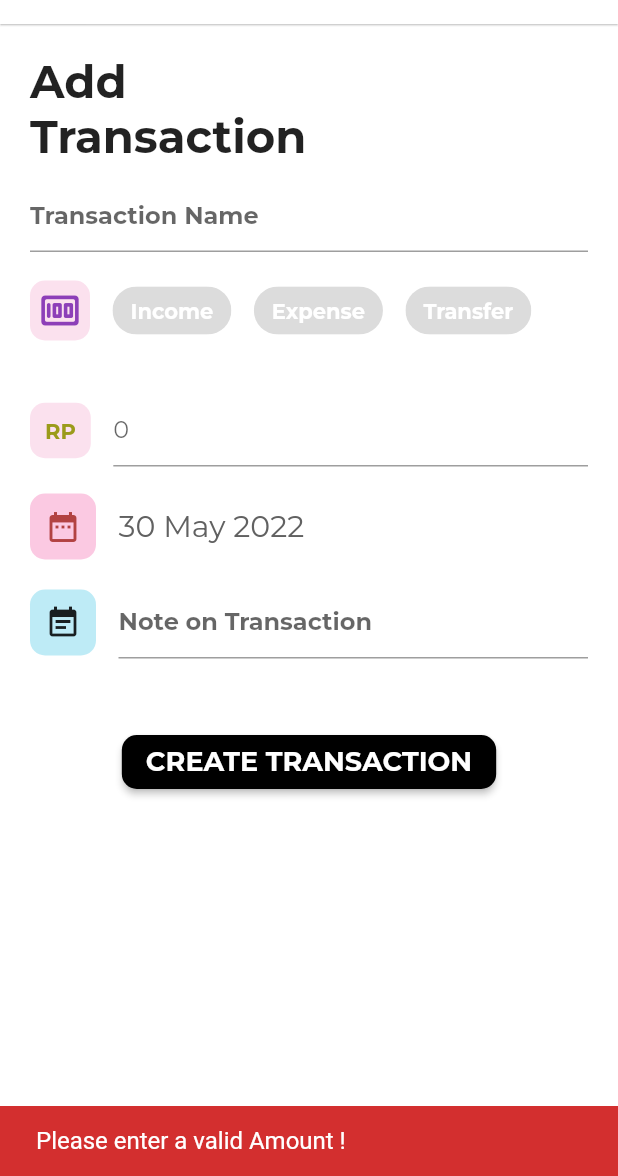
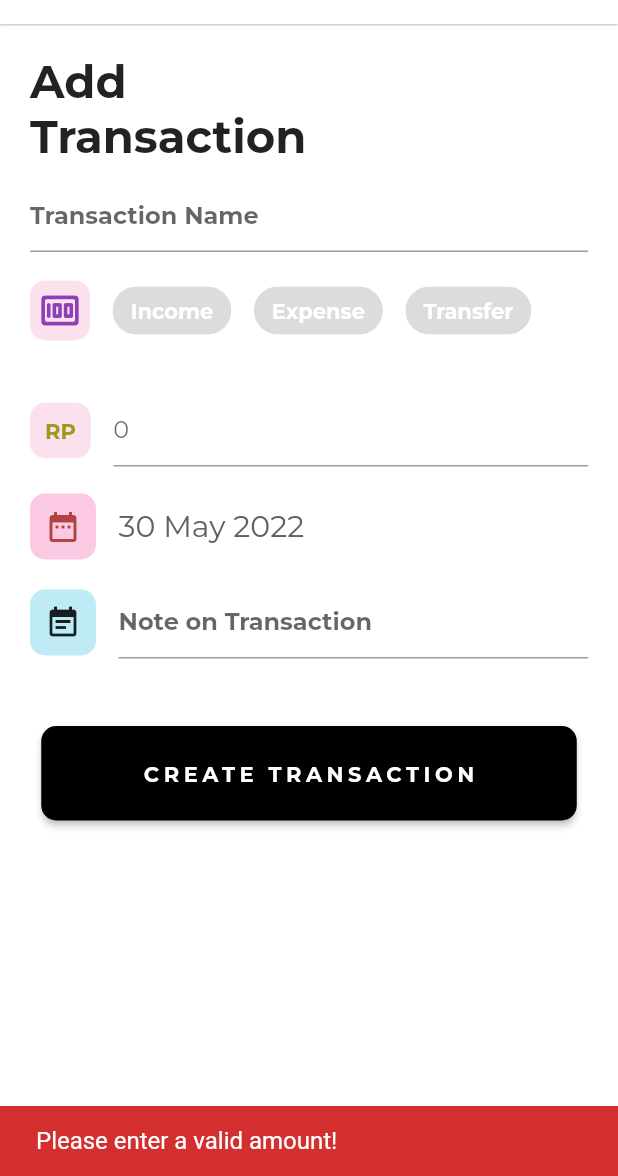
Before and after one commit to mjudianto/VLLET, a Flutter app: the AddTransaction screen opened directly with empty values, after a tap on "CREATE TRANSACTION", on a phone screen of 412 x 824 dp, the part 60-1236 px from its top. Run offline on Flutter 3.47's test engine with Material 2 defaults, Android fonts, the phone set to English and light mode, and no system bars; our stand-ins replace hive, hive_flutter, shared_preferences; missing offline and left inert: dart:ffi; accounts and stored records are empty.

Commit message:
update tampilan

```diff
--- a/lib/pages/addtransaction.dart
+++ b/lib/pages/addtransaction.dart
@@ -175,14 +175,13 @@ class _AddTransactionState extends State<AddTransaction> {
               ),
               Column(
                 children: [
-                  (transfer)?
-                  Column(
+                  (transfer)
+                      ? Column(
                           children: [
-                      Row( // EDIT FROM SAMA TO DIDALEWM ROW INI
+                            Row(
+                                // EDIT FROM SAMA TO DIDALEWM ROW INI
                                 // KALO BUTUH PANDUAN LIAT DARI DROP DOWN LIST ADD ACCOUNT
-                        children: [
-                          Text("test"),
-                        ],
+
                                 ),
                             const SizedBox(
                               height: 15.0,
@@ -370,7 +369,7 @@ class _AddTransactionState extends State<AddTransaction> {
                           SnackBar(
                             backgroundColor: Colors.red[700],
                             content: const Text(
-                              "Please enter a valid Amount !",
+                              "Please enter a valid amount!",
                               style: TextStyle(
                                 fontSize: 16.0,
                                 color: Colors.white,
@@ -382,14 +381,17 @@ class _AddTransactionState extends State<AddTransaction> {
                     },
                     style: ElevatedButton.styleFrom(
                         primary: Colors.black,
+                        minimumSize: Size(357, 63),
+                        padding: EdgeInsets.symmetric(horizontal: 16.0),
                         shape: RoundedRectangleBorder(
                           borderRadius: BorderRadius.circular(10),
                         )),
                     child: const Text(
                       "CREATE TRANSACTION",
                       style: TextStyle(
-                        fontWeight: FontWeight.bold,
-                        fontSize: 18,
+                        fontWeight: FontWeight.w700,
+                        fontSize: 14,
+                        letterSpacing: 3.0,
                       ),
                     ),
                   ),
```
Also changed, not shown: 3 other files. Lines whose indentation alone changed are shown as unchanged.
